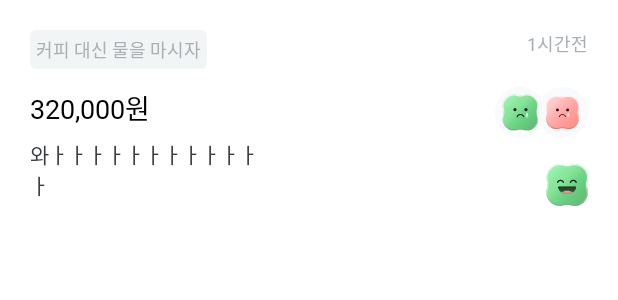
After one commit to TeamPOME/POME-Android, an Android app: the layout item_remind_consume.xml on its own in the app's theme, with its tools: preview values and no code run, on a phone screen of 412 x 824 dp. The commit adds this screen. Shown: the top 300 px of the screen. Run offline under Robolectric (Android 15) with nearby library versions, the phone set to English and light mode, and no system bars.

Commit message:
[feature/#32] 회고 아이템 레이아웃 설정

```diff
--- /dev/null
+++ b/app/src/main/res/drawable/ic_emoji_sad_pink_34.xml
@@ -0,0 +1,102 @@
+<vector xmlns:android="http://schemas.android.com/apk/res/android"
+    xmlns:aapt="http://schemas.android.com/aapt"
+    android:width="34dp"
+    android:height="34dp"
+    android:viewportWidth="34"
+    android:viewportHeight="34">
+  <path
+      android:pathData="M17,17m-17,0a17,17 0,1 1,34 0a17,17 0,1 1,-34 0"
+      android:fillColor="#F8FAFB"/>
+  <path
+      android:pathData="M27.706,18.977C29.269,24.314 24.314,29.269 18.977,27.706C17.686,27.327 16.313,27.327 15.022,27.706C9.685,29.269 4.73,24.314 6.293,18.977C6.671,17.686 6.671,16.313 6.293,15.022C4.73,9.685 9.685,4.73 15.022,6.293C16.313,6.671 17.686,6.671 18.977,6.293C24.314,4.73 29.269,9.685 27.706,15.022C27.328,16.313 27.328,17.686 27.706,18.977Z">
+    <aapt:attr name="android:fillColor">
+      <gradient
+          android:startX="10.314"
+          android:startY="10.314"
+          android:endX="55.322"
+          android:endY="55.322"
+          android:type="linear">
+        <item android:offset="0" android:color="#FFFFCCCC"/>
+        <item android:offset="0.045" android:color="#FFFFC0BF"/>
+        <item android:offset="0.165" android:color="#FFFFA6A2"/>
+        <item android:offset="0.269" android:color="#FFFF9690"/>
+        <item android:offset="0.344" android:color="#FFFF908A"/>
+        <item android:offset="0.7" android:color="#FFFB807A"/>
+        <item android:offset="1" android:color="#FFF97973"/>
+      </gradient>
+    </aapt:attr>
+  </path>
+  <path
+      android:pathData="M20.989,6V6.629C22.972,6.629 24.881,7.597 26.097,9.22C27.309,10.839 27.677,12.89 27.104,14.846C26.691,16.255 26.691,17.745 27.104,19.154C27.677,21.109 27.31,23.16 26.097,24.78C24.882,26.402 22.972,27.371 20.989,27.371C20.378,27.371 19.76,27.281 19.154,27.103C18.454,26.898 17.73,26.795 17,26.795C16.271,26.795 15.546,26.898 14.845,27.103C14.239,27.281 13.622,27.371 13.01,27.371C11.027,27.371 9.117,26.403 7.903,24.78C6.69,23.16 6.322,21.109 6.895,19.154C7.308,17.745 7.308,16.255 6.895,14.846C6.322,12.89 6.689,10.839 7.903,9.22C9.117,7.598 11.027,6.629 13.01,6.629C13.622,6.629 14.239,6.718 14.845,6.896C15.545,7.101 16.27,7.205 17,7.205C17.729,7.205 18.453,7.101 19.154,6.896C19.76,6.718 20.378,6.629 20.989,6.629V6ZM20.989,6C20.333,6 19.658,6.094 18.977,6.293C18.331,6.481 17.665,6.576 17,6.576C16.334,6.576 15.668,6.481 15.022,6.293C14.341,6.093 13.667,6 13.012,6C8.528,6 4.93,10.366 6.294,15.022C6.673,16.313 6.673,17.686 6.294,18.977C4.93,23.633 8.528,27.998 13.012,27.998C13.667,27.998 14.342,27.904 15.023,27.706C15.669,27.517 16.335,27.422 17.001,27.422C17.666,27.422 18.332,27.517 18.978,27.706C19.659,27.906 20.334,27.998 20.99,27.998C25.473,27.998 29.072,23.633 27.707,18.977C27.329,17.686 27.329,16.313 27.707,15.022C29.07,10.366 25.472,6 20.989,6Z"
+      android:strokeAlpha="0.8"
+      android:fillAlpha="0.8">
+    <aapt:attr name="android:fillColor">
+      <gradient
+          android:startX="17"
+          android:startY="3.552"
+          android:endX="17"
+          android:endY="31.787"
+          android:type="linear">
+        <item android:offset="0" android:color="#FFFFFFFF"/>
+        <item android:offset="0.167" android:color="#FFFEFCFC"/>
+        <item android:offset="0.31" android:color="#FFF9F1F1"/>
+        <item android:offset="0.445" android:color="#FFF2DFDF"/>
+        <item android:offset="0.574" android:color="#FFE8C7C7"/>
+        <item android:offset="0.699" android:color="#FFDCA6A6"/>
+        <item android:offset="0.821" android:color="#FFCC7F7F"/>
+        <item android:offset="0.939" android:color="#FFB95151"/>
+        <item android:offset="0.999" android:color="#FFAF3737"/>
+      </gradient>
+    </aapt:attr>
+  </path>
+  <path
+      android:pathData="M20.369,16.245C20.918,16.245 21.363,15.8 21.363,15.251C21.363,14.702 20.918,14.257 20.369,14.257C19.819,14.257 19.374,14.702 19.374,15.251C19.374,15.8 19.819,16.245 20.369,16.245Z"
+      android:fillColor="#3F0606"/>
+  <path
+      android:pathData="M13.63,16.245C14.179,16.245 14.624,15.8 14.624,15.251C14.624,14.702 14.179,14.257 13.63,14.257C13.081,14.257 12.636,14.702 12.636,15.251C12.636,15.8 13.081,16.245 13.63,16.245Z"
+      android:fillColor="#3F0606"/>
+  <path
+      android:pathData="M20.032,15.165C20.184,15.165 20.307,15.042 20.307,14.89C20.307,14.738 20.184,14.615 20.032,14.615C19.88,14.615 19.757,14.738 19.757,14.89C19.757,15.042 19.88,15.165 20.032,15.165Z"
+      android:strokeAlpha="0.3"
+      android:fillColor="#FFCCCC"
+      android:fillAlpha="0.3"/>
+  <path
+      android:pathData="M13.298,15.165C13.45,15.165 13.573,15.042 13.573,14.89C13.573,14.738 13.45,14.615 13.298,14.615C13.146,14.615 13.023,14.738 13.023,14.89C13.023,15.042 13.146,15.165 13.298,15.165Z"
+      android:strokeAlpha="0.3"
+      android:fillColor="#FFCCCC"
+      android:fillAlpha="0.3"/>
+  <path
+      android:pathData="M21.796,19.147C21.796,20.018 21.422,20.281 20.959,20.281C20.497,20.281 20.122,20.017 20.122,19.147C20.122,18.277 20.959,16.943 20.959,16.943C20.959,16.943 21.796,18.276 21.796,19.147Z"
+      android:strokeAlpha="0.7"
+      android:fillAlpha="0.7">
+    <aapt:attr name="android:fillColor">
+      <gradient
+          android:startX="20.959"
+          android:startY="16.695"
+          android:endX="20.959"
+          android:endY="21.822"
+          android:type="linear">
+        <item android:offset="0" android:color="#FFFFFFFF"/>
+        <item android:offset="0.222" android:color="#FFFEFCFC"/>
+        <item android:offset="0.382" android:color="#FFFBF3F3"/>
+        <item android:offset="0.522" android:color="#FFF6E3E3"/>
+        <item android:offset="0.652" android:color="#FFEFCDCD"/>
+        <item android:offset="0.774" android:color="#FFE6B0B0"/>
+        <item android:offset="0.888" android:color="#FFDB8D8D"/>
+        <item android:offset="0.998" android:color="#FFCE6464"/>
+        <item android:offset="1" android:color="#FFCE6363"/>
+      </gradient>
+    </aapt:attr>
+  </path>
+  <path
+      android:pathData="M21.363,18.396C21.363,18.815 21.183,18.943 20.959,18.943C20.736,18.943 20.555,18.816 20.555,18.396C20.555,17.976 20.959,17.334 20.959,17.334C20.959,17.334 21.363,17.977 21.363,18.396Z"
+      android:strokeAlpha="0.6"
+      android:fillColor="#ffffff"
+      android:fillAlpha="0.6"/>
+  <path
+      android:pathData="M14.955,19.685C15.123,18.902 15.958,18.309 16.962,18.309C17.947,18.309 18.769,18.881 18.958,19.64"
+      android:strokeWidth="0.654843"
+      android:fillColor="#00000000"
+      android:strokeColor="#3F0606"
+      android:strokeLineCap="round"/>
+</vector>
--- /dev/null
+++ b/app/src/main/res/layout/item_remind_consume.xml
@@ -0,0 +1,80 @@
+<?xml version="1.0" encoding="utf-8"?>
+<androidx.constraintlayout.widget.ConstraintLayout xmlns:android="http://schemas.android.com/apk/res/android"
+    xmlns:app="http://schemas.android.com/apk/res-auto"
+    xmlns:tools="http://schemas.android.com/tools"
+    android:layout_width="match_parent"
+    android:layout_height="157dp"
+    android:padding="20dp">
+
+    <TextView
+        style="@style/PomeM12"
+        android:textColor="@color/pome_grey_5"
+        android:id="@+id/tv_remind_tag"
+        android:layout_width="wrap_content"
+        android:layout_height="wrap_content"
+        android:background="@drawable/round_tvtag"
+        app:layout_constraintStart_toStartOf="parent"
+        app:layout_constraintTop_toTopOf="parent"
+        tools:text="커피 대신 물을 마시자" />
+
+    <TextView
+        android:id="@+id/tv_remind_price"
+        android:layout_width="wrap_content"
+        android:layout_height="wrap_content"
+        android:layout_marginTop="12dp"
+        style="@style/PomeSb18"
+        android:textColor="@color/pome_black"
+        app:layout_constraintStart_toStartOf="parent"
+        app:layout_constraintTop_toBottomOf="@id/tv_remind_tag"
+        tools:text="320,000원" />
+
+    <TextView
+        android:id="@+id/tv_remind_content"
+        android:layout_width="161dp"
+        android:layout_height="wrap_content"
+        android:layout_marginTop="7dp"
+        android:maxLength="13"
+        android:maxLines="2"
+        style="@style/PomeM14"
+        android:textColor="@color/pome_grey_8"
+        app:layout_constraintStart_toStartOf="parent"
+        app:layout_constraintTop_toBottomOf="@id/tv_remind_price"
+        tools:text="와ㅏㅏㅏㅏㅏㅏㅏㅏㅏㅏㅏㅏㅏㅏㅏㅏㅏㅏㅏㅏ" />
+
+    <TextView
+        android:id="@+id/tv_remind_date"
+        style="@style/PomeM12"
+        android:textColor="@color/pome_grey_5"
+        android:layout_width="wrap_content"
+        android:layout_height="wrap_content"
+        app:layout_constraintEnd_toEndOf="parent"
+        app:layout_constraintTop_toTopOf="parent"
+        tools:text="1시간전" />
+
+
+    <ImageView
+        android:id="@+id/iv_first_emotion"
+        android:layout_width="wrap_content"
+        android:layout_height="wrap_content"
+        android:layout_marginTop="20dp"
+        android:layout_marginEnd="28dp"
+        android:src="@drawable/ic_emoji_mint_sad"
+        app:layout_constraintEnd_toEndOf="parent"
+        app:layout_constraintTop_toBottomOf="@id/tv_remind_date" />
+
+    <ImageView
+        android:id="@+id/iv_second_emotion"
+        android:layout_width="wrap_content"
+        android:layout_height="wrap_content"
+        android:layout_marginTop="20dp"
+        android:src="@drawable/ic_emoji_sad_pink_34"
+        app:layout_constraintEnd_toEndOf="parent"
+        app:layout_constraintTop_toBottomOf="@id/tv_remind_date" />
+
+    <ImageView
+        android:src="@drawable/ic_emoji_smile_mint_28"
+        app:layout_constraintBottom_toBottomOf="parent"
+        app:layout_constraintEnd_toEndOf="parent"
+        android:layout_width="wrap_content"
+        android:layout_height="wrap_content" />
+</androidx.constraintlayout.widget.ConstraintLayout>
--- a/app/src/main/res/values/colors.xml
+++ b/app/src/main/res/values/colors.xml
@@ -19,6 +19,7 @@
     <color name="pome_red">#fb5e5e</color>
     <color name="pome_sub">#ff908a</color>
     <color name="pome_grey_0">#f8fafb</color>
+    <color name="pome_black">#000000</color>
     <color name="pome_white">#ffffff</color>
     <color name="pome_disabled_mint">#b0efbc</color>
     <color name="pome_main">#7be48f</color>
```
Also changed, not shown: app/src/main/res/drawable/ic_emoji_happy_pink_34.xml (added, +209 -0 lines), app/src/main/res/drawable/ic_emoji_what_pink_34.xml (added, +96 -0 lines).
